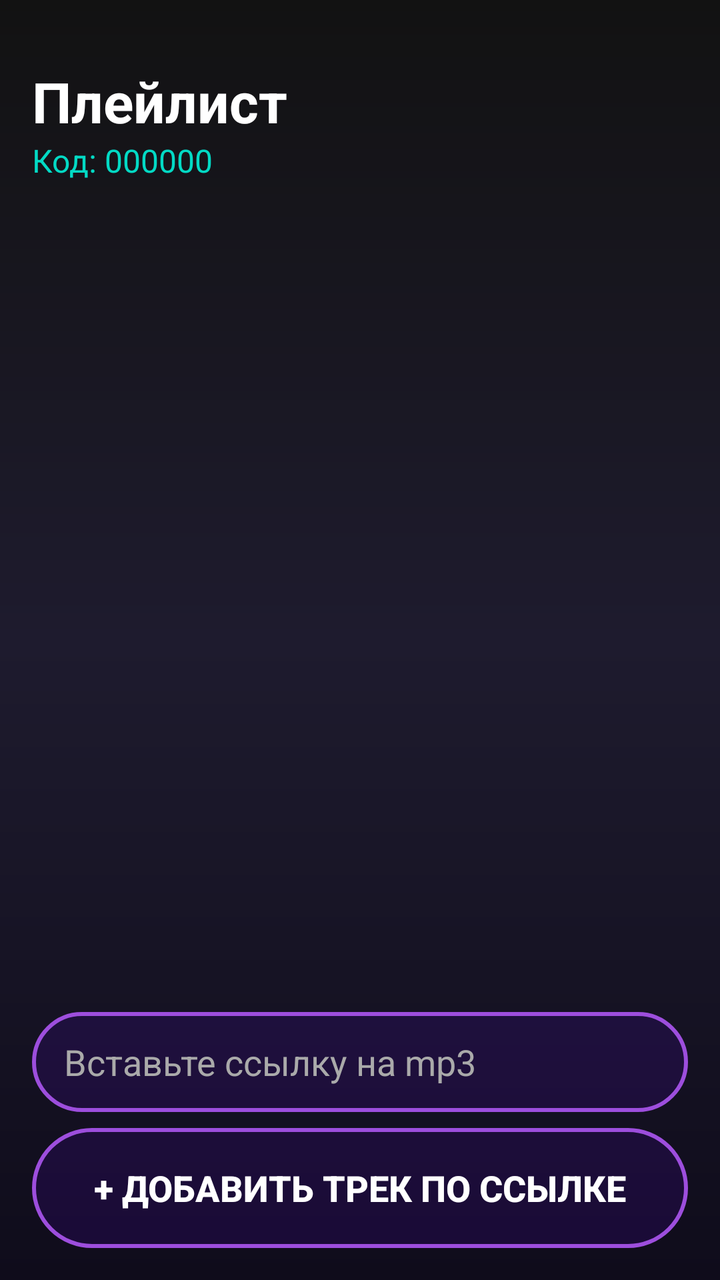
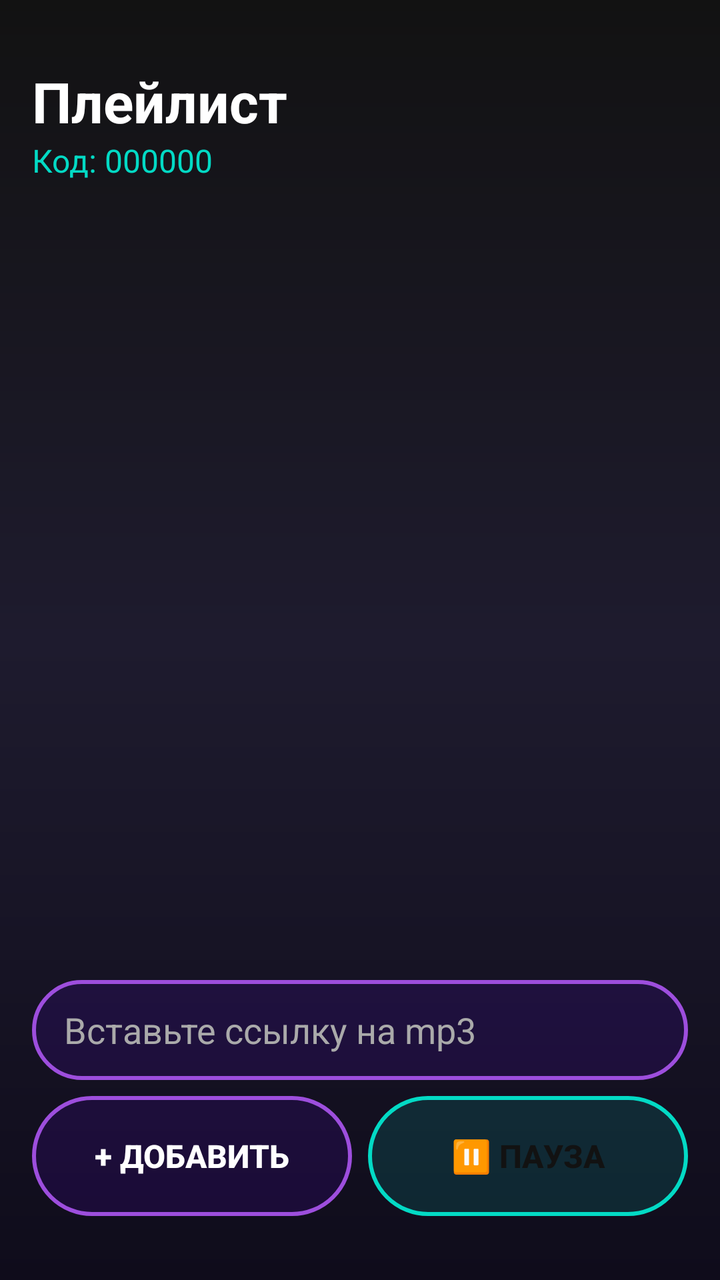

Screens rendered from an Android XML layout before and after an edit, with the pre-edit source and the edit as a unified diff.
<!-- AndroidManifest.xml: application theme Theme.AppCompat.NoActionBar -->
<!-- res/layout/activity_playlist.xml -->
<?xml version="1.0" encoding="utf-8"?>
<LinearLayout xmlns:android="http://schemas.android.com/apk/res/android"
    android:layout_width="match_parent"
    android:layout_height="match_parent"
    android:orientation="vertical"
    android:padding="16dp"
    android:background="@drawable/bg_gradient">

    <TextView
        android:layout_width="wrap_content"
        android:layout_height="wrap_content"
        android:text="Плейлист"
        android:textSize="28sp"
        android:textStyle="bold"
        android:textColor="#FFFFFF"
        android:layout_marginTop="16dp" />

    <TextView
        android:id="@+id/tvPlaylistCode"
        android:layout_width="wrap_content"
        android:layout_height="wrap_content"
        android:text="Код: 000000"
        android:textSize="16sp"
        android:textColor="#03DAC5"
        android:layout_marginBottom="16dp" />

    <ListView
        android:id="@+id/lvTracks"
        android:layout_width="match_parent"
        android:layout_height="0dp"
        android:layout_weight="1"
        android:divider="#333333"
        android:dividerHeight="1dp" />

    <EditText
        android:id="@+id/etTrackUrl"
        android:layout_width="match_parent"
        android:layout_height="50dp"
        android:background="@drawable/btn_neon_purple"
        android:paddingHorizontal="16dp"
        android:hint="Вставьте ссылку на mp3"
        android:textColorHint="#AAAAAA"
        android:textColor="#FFFFFF"
        android:inputType="textUri"
        android:layout_marginTop="8dp"
        android:layout_marginBottom="8dp"/>

    <Button
        android:id="@+id/btnAddTrack"
        android:layout_width="match_parent"
        android:layout_height="60dp"
        android:text="+ Добавить трек по ссылке"
        android:textSize="18sp"
        android:textStyle="bold"
        android:textColor="#FFFFFF"
        android:background="@drawable/btn_neon_purple"
        android:stateListAnimator="@null" />

</LinearLayout>
<!-- resources referenced by this layout -->
<resources>
  <!-- drawable bg_gradient (drawable) -->
  <?xml version="1.0" encoding="utf-8"?>
  <shape xmlns:android="http://schemas.android.com/apk/res/android">
      <gradient
          android:angle="270"
          android:startColor="#121212"
          android:centerColor="#1E1B2E"
          android:endColor="#0F0C1B"
          android:type="linear" />
  </shape>
  <!-- drawable btn_neon_purple (drawable) -->
  <?xml version="1.0" encoding="utf-8"?>
  <shape xmlns:android="http://schemas.android.com/apk/res/android">
      <solid android:color="#206200EE" /> 
      <stroke android:width="2dp" android:color="#9D4EDD" /> 
      <corners android:radius="30dp" /> 
  </shape>
  <style name="Theme.AppCompat.NoActionBar" parent="Theme.AppCompat.Light.NoActionBar">
          <item name="colorPrimary">#6200EE</item>
          <item name="colorPrimaryDark">#3700B3</item>
          <item name="colorAccent">#03DAC5</item>
          <item name="android:windowBackground">#121212</item>
      </style>
</resources>

<!-- the commit's change to res/layout/activity_playlist.xml (unified diff, before → after) -->
@@ -45,15 +45,36 @@
         android:layout_marginTop="8dp"
         android:layout_marginBottom="8dp"/>
 
-    <Button
-        android:id="@+id/btnAddTrack"
+    <LinearLayout
         android:layout_width="match_parent"
-        android:layout_height="60dp"
-        android:text="+ Добавить трек по ссылке"
-        android:textSize="18sp"
-        android:textStyle="bold"
-        android:textColor="#FFFFFF"
-        android:background="@drawable/btn_neon_purple"
-        android:stateListAnimator="@null" />
+        android:layout_height="wrap_content"
+        android:orientation="horizontal"
+        android:layout_marginBottom="16dp">
+
+        <Button
+            android:id="@+id/btnAddTrack"
+            android:layout_width="0dp"
+            android:layout_height="60dp"
+            android:layout_weight="1"
+            android:text="+ Добавить"
+            android:textSize="16sp"
+            android:textStyle="bold"
+            android:textColor="#FFFFFF"
+            android:background="@drawable/btn_neon_purple"
+            android:stateListAnimator="@null"
+            android:layout_marginEnd="8dp"/>
+
+        <Button
+            android:id="@+id/btnPlayPause"
+            android:layout_width="0dp"
+            android:layout_height="60dp"
+            android:layout_weight="1"
+            android:text="⏸ Пауза"
+            android:textSize="16sp"
+            android:textStyle="bold"
+            android:textColor="#121212"
+            android:background="@drawable/btn_neon_cyan"
+            android:stateListAnimator="@null"/>
+    </LinearLayout>
 
 </LinearLayout>
<!-- resource entries referenced after the edit -->
@@ -9,6 +9,13 @@
           android:centerColor="#1E1B2E"
           android:endColor="#0F0C1B"
           android:type="linear" />
+  </shape>
+  <!-- drawable btn_neon_cyan (drawable) -->
+  <?xml version="1.0" encoding="utf-8"?>
+  <shape xmlns:android="http://schemas.android.com/apk/res/android">
+      <solid android:color="#2003DAC5" />
+      <stroke android:width="2dp" android:color="#03DAC5" />
+      <corners android:radius="30dp" />
   </shape>
   <!-- drawable btn_neon_purple (drawable) -->
   <?xml version="1.0" encoding="utf-8"?>
